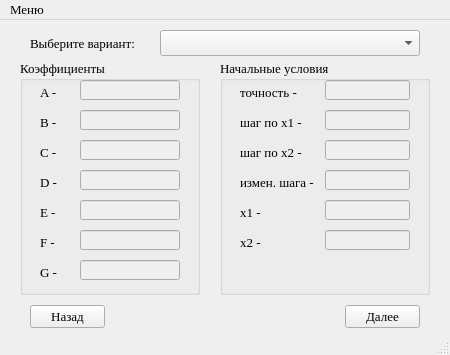
Old version of the form branches/optimizationmethods/ui/getvariants.ui in the repository Eliminationzx/optimizationmethods.
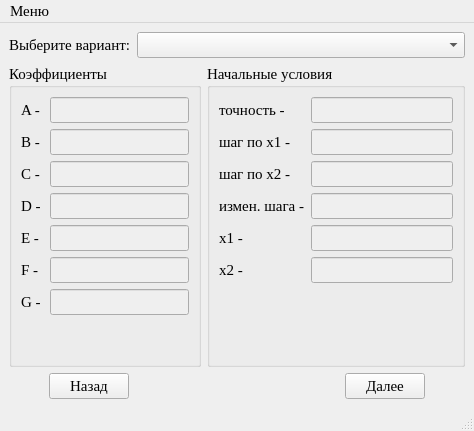
New version of the form. Icons and pictures are not drawn.

Commit message: optimizationmethods: 1) сделал формы динамическими.

Diff of the .ui file:
```diff
--- a/branches/optimizationmethods/ui/getvariants.ui
+++ b/branches/optimizationmethods/ui/getvariants.ui
@@ -2,30 +2,10 @@
 <ui version="4.0">
  <class>getvariants</class>
  <widget class="QMainWindow" name="getvariants">
-  <property name="geometry">
-   <rect>
-    <x>0</x>
-    <y>0</y>
-    <width>450</width>
-    <height>355</height>
-   </rect>
-  </property>
-  <property name="sizePolicy">
-   <sizepolicy hsizetype="Fixed" vsizetype="Fixed">
-    <horstretch>0</horstretch>
-    <verstretch>0</verstretch>
-   </sizepolicy>
-  </property>
-  <property name="maximumSize">
-   <size>
-    <width>450</width>
-    <height>355</height>
-   </size>
-  </property>
   <property name="font">
    <font>
     <family>Times New Roman</family>
-    <pointsize>10</pointsize>
+    <pointsize>11</pointsize>
    </font>
   </property>
   <property name="windowTitle">
@@ -36,466 +16,372 @@
     <normaloff>:/icon/icon.bmp</normaloff>:/icon/icon.bmp</iconset>
   </property>
   <widget class="QWidget" name="centralwidget">
+   <layout class="QGridLayout" name="gridLayout_6">
+    <item row="0" column="0">
+     <layout class="QGridLayout" name="gridLayout_5">
+      <item row="0" column="0" colspan="2">
+       <layout class="QHBoxLayout" name="horizontalLayout" stretch="0,1">
+        <item>
+         <widget class="QLabel" name="label">
+          <property name="text">
+           <string>Выберите вариант:</string>
+          </property>
+         </widget>
+        </item>
+        <item>
+         <widget class="QComboBox" name="comboBox"/>
+        </item>
+       </layout>
+      </item>
+      <item row="1" column="0">
    <widget class="QGroupBox" name="quadKoef">
-    <property name="geometry">
-     <rect>
-      <x>20</x>
-      <y>40</y>
-      <width>180</width>
-      <height>235</height>
-     </rect>
-    </property>
     <property name="title">
      <string>Коэффициенты</string>
     </property>
+        <layout class="QGridLayout" name="gridLayout_4">
+         <item row="0" column="0">
+          <layout class="QVBoxLayout" name="verticalLayout_2">
+           <item>
+            <layout class="QGridLayout" name="gridLayout_3" columnstretch="1,6">
+             <item row="0" column="0">
     <widget class="QLabel" name="label_2">
-     <property name="geometry">
-      <rect>
-       <x>20</x>
-       <y>20</y>
-       <width>20</width>
-       <height>25</height>
-      </rect>
-     </property>
      <property name="text">
       <string>A -</string>
      </property>
     </widget>
+             </item>
+             <item row="0" column="1">
+              <widget class="QLineEdit" name="a">
+               <property name="enabled">
+                <bool>false</bool>
+               </property>
+               <property name="text">
+                <string/>
+               </property>
+              </widget>
+             </item>
+             <item row="1" column="0">
     <widget class="QLabel" name="label_3">
-     <property name="geometry">
-      <rect>
-       <x>20</x>
-       <y>50</y>
-       <width>20</width>
-       <height>25</height>
-      </rect>
-     </property>
      <property name="text">
       <string>B -</string>
      </property>
     </widget>
+             </item>
+             <item row="1" column="1">
+              <widget class="QLineEdit" name="b">
+               <property name="enabled">
+                <bool>false</bool>
+               </property>
+               <property name="text">
+                <string/>
+               </property>
+              </widget>
+             </item>
+             <item row="2" column="0">
     <widget class="QLabel" name="label_4">
-     <property name="geometry">
-      <rect>
-       <x>20</x>
-       <y>80</y>
-       <width>20</width>
-       <height>25</height>
-      </rect>
-     </property>
      <property name="text">
       <string>C -</string>
      </property>
     </widget>
+             </item>
+             <item row="2" column="1">
+              <widget class="QLineEdit" name="c">
+               <property name="enabled">
+                <bool>false</bool>
+               </property>
+               <property name="text">
+                <string/>
+               </property>
+              </widget>
+             </item>
+             <item row="3" column="0">
     <widget class="QLabel" name="label_5">
-     <property name="geometry">
-      <rect>
-       <x>20</x>
-       <y>110</y>
-       <width>20</width>
-       <height>25</height>
-      </rect>
-     </property>
      <property name="text">
       <string>D -</string>
      </property>
     </widget>
+             </item>
+             <item row="3" column="1">
+              <widget class="QLineEdit" name="d">
+               <property name="enabled">
+                <bool>false</bool>
+               </property>
+               <property name="text">
+                <string/>
+               </property>
+              </widget>
+             </item>
+             <item row="4" column="0">
     <widget class="QLabel" name="label_6">
-     <property name="geometry">
-      <rect>
-       <x>20</x>
-       <y>140</y>
-       <width>20</width>
-       <height>25</height>
-      </rect>
-     </property>
      <property name="text">
       <string>E -</string>
      </property>
     </widget>
+             </item>
+             <item row="4" column="1">
+              <widget class="QLineEdit" name="e">
+               <property name="enabled">
+                <bool>false</bool>
+               </property>
+               <property name="text">
+                <string/>
+               </property>
+              </widget>
+             </item>
+             <item row="5" column="0">
     <widget class="QLabel" name="label_7">
-     <property name="geometry">
-      <rect>
-       <x>20</x>
-       <y>170</y>
-       <width>20</width>
-       <height>25</height>
-      </rect>
-     </property>
      <property name="text">
       <string>F -</string>
      </property>
     </widget>
+             </item>
+             <item row="5" column="1">
+              <widget class="QLineEdit" name="f">
+               <property name="enabled">
+                <bool>false</bool>
+               </property>
+               <property name="text">
+                <string/>
+               </property>
+              </widget>
+             </item>
+             <item row="6" column="0">
     <widget class="QLabel" name="label_8">
-     <property name="geometry">
-      <rect>
-       <x>20</x>
-       <y>200</y>
-       <width>20</width>
-       <height>25</height>
-      </rect>
-     </property>
      <property name="text">
       <string>G -</string>
      </property>
     </widget>
-    <widget class="QLineEdit" name="a">
-     <property name="enabled">
-      <bool>false</bool>
-     </property>
-     <property name="geometry">
-      <rect>
-       <x>60</x>
-       <y>20</y>
-       <width>100</width>
-       <height>20</height>
-      </rect>
-     </property>
-     <property name="text">
-      <string/>
-     </property>
-    </widget>
-    <widget class="QLineEdit" name="b">
-     <property name="enabled">
-      <bool>false</bool>
-     </property>
-     <property name="geometry">
-      <rect>
-       <x>60</x>
-       <y>50</y>
-       <width>100</width>
-       <height>20</height>
-      </rect>
-     </property>
-     <property name="text">
-      <string/>
-     </property>
-    </widget>
-    <widget class="QLineEdit" name="c">
-     <property name="enabled">
-      <bool>false</bool>
-     </property>
-     <property name="geometry">
-      <rect>
-       <x>60</x>
-       <y>80</y>
-       <width>100</width>
-       <height>20</height>
-      </rect>
-     </property>
-     <property name="text">
-      <string/>
-     </property>
-    </widget>
-    <widget class="QLineEdit" name="d">
-     <property name="enabled">
-      <bool>false</bool>
-     </property>
-     <property name="geometry">
-      <rect>
-       <x>60</x>
-       <y>110</y>
-       <width>100</width>
-       <height>20</height>
-      </rect>
-     </property>
-     <property name="text">
-      <string/>
-     </property>
-    </widget>
-    <widget class="QLineEdit" name="e">
-     <property name="enabled">
-      <bool>false</bool>
-     </property>
-     <property name="geometry">
-      <rect>
-       <x>60</x>
-       <y>140</y>
-       <width>100</width>
-       <height>20</height>
-      </rect>
-     </property>
-     <property name="text">
-      <string/>
-     </property>
-    </widget>
-    <widget class="QLineEdit" name="f">
-     <property name="enabled">
-      <bool>false</bool>
-     </property>
-     <property name="geometry">
-      <rect>
-       <x>60</x>
-       <y>170</y>
-       <width>100</width>
-       <height>20</height>
-      </rect>
-     </property>
-     <property name="text">
-      <string/>
-     </property>
-    </widget>
+             </item>
+             <item row="6" column="1">
     <widget class="QLineEdit" name="g">
      <property name="enabled">
       <bool>false</bool>
      </property>
-     <property name="geometry">
-      <rect>
-       <x>60</x>
-       <y>200</y>
-       <width>100</width>
-       <height>20</height>
-      </rect>
-     </property>
      <property name="text">
       <string/>
      </property>
     </widget>
-   </widget>
-   <widget class="QComboBox" name="comboBox">
-    <property name="geometry">
-     <rect>
-      <x>160</x>
-      <y>10</y>
-      <width>260</width>
-      <height>26</height>
-     </rect>
-    </property>
-   </widget>
+             </item>
+            </layout>
+           </item>
+           <item>
+            <spacer name="verticalSpacer_2">
+             <property name="orientation">
+              <enum>Qt::Vertical</enum>
+             </property>
+             <property name="sizeHint" stdset="0">
+              <size>
+               <width>20</width>
+               <height>40</height>
+              </size>
+             </property>
+            </spacer>
+           </item>
+          </layout>
+         </item>
+        </layout>
+       </widget>
+      </item>
+      <item row="1" column="1">
    <widget class="QGroupBox" name="quadSimpleCon">
-    <property name="geometry">
-     <rect>
-      <x>220</x>
-      <y>40</y>
-      <width>210</width>
-      <height>235</height>
-     </rect>
-    </property>
     <property name="title">
      <string>Начальные условия</string>
     </property>
+        <layout class="QGridLayout" name="gridLayout_2">
+         <item row="0" column="0">
+          <layout class="QVBoxLayout" name="verticalLayout">
+           <item>
+            <layout class="QGridLayout" name="gridLayout" columnstretch="1,5">
+             <item row="0" column="0">
     <widget class="QLabel" name="label_9">
-     <property name="geometry">
-      <rect>
-       <x>20</x>
-       <y>20</y>
-       <width>80</width>
-       <height>25</height>
-      </rect>
-     </property>
      <property name="text">
       <string>точность -</string>
      </property>
     </widget>
+             </item>
+             <item row="0" column="1">
+              <widget class="QLineEdit" name="accuracy">
+               <property name="enabled">
+                <bool>false</bool>
+               </property>
+               <property name="text">
+                <string/>
+               </property>
+              </widget>
+             </item>
+             <item row="1" column="0">
     <widget class="QLabel" name="label_10">
-     <property name="geometry">
-      <rect>
-       <x>20</x>
-       <y>50</y>
-       <width>80</width>
-       <height>25</height>
-      </rect>
-     </property>
      <property name="text">
       <string>шаг по х1 -</string>
      </property>
     </widget>
+             </item>
+             <item row="1" column="1">
+              <widget class="QLineEdit" name="stepx1">
+               <property name="enabled">
+                <bool>false</bool>
+               </property>
+               <property name="text">
+                <string/>
+               </property>
+              </widget>
+             </item>
+             <item row="2" column="0">
     <widget class="QLabel" name="label_11">
-     <property name="geometry">
-      <rect>
-       <x>20</x>
-       <y>80</y>
-       <width>80</width>
-       <height>25</height>
-      </rect>
-     </property>
      <property name="text">
       <string>шаг по х2 -</string>
      </property>
     </widget>
+             </item>
+             <item row="2" column="1">
+              <widget class="QLineEdit" name="stepx2">
+               <property name="enabled">
+                <bool>false</bool>
+               </property>
+               <property name="text">
+                <string/>
+               </property>
+              </widget>
+             </item>
+             <item row="3" column="0">
     <widget class="QLabel" name="label_12">
-     <property name="geometry">
-      <rect>
-       <x>20</x>
-       <y>110</y>
-       <width>80</width>
-       <height>25</height>
-      </rect>
-     </property>
      <property name="text">
       <string>измен. шага -</string>
      </property>
     </widget>
+             </item>
+             <item row="3" column="1">
+              <widget class="QLineEdit" name="stepChange">
+               <property name="enabled">
+                <bool>false</bool>
+               </property>
+               <property name="text">
+                <string/>
+               </property>
+              </widget>
+             </item>
+             <item row="4" column="0">
     <widget class="QLabel" name="label_13">
-     <property name="geometry">
-      <rect>
-       <x>20</x>
-       <y>140</y>
-       <width>80</width>
-       <height>25</height>
-      </rect>
-     </property>
      <property name="text">
       <string>х1 -</string>
      </property>
     </widget>
+             </item>
+             <item row="4" column="1">
+              <widget class="QLineEdit" name="x1">
+               <property name="enabled">
+                <bool>false</bool>
+               </property>
+               <property name="text">
+                <string/>
+               </property>
+              </widget>
+             </item>
+             <item row="5" column="0">
     <widget class="QLabel" name="label_14">
-     <property name="geometry">
-      <rect>
-       <x>20</x>
-       <y>170</y>
-       <width>80</width>
-       <height>25</height>
-      </rect>
-     </property>
      <property name="text">
       <string>х2 -</string>
      </property>
     </widget>
-    <widget class="QLineEdit" name="accuracy">
-     <property name="enabled">
-      <bool>false</bool>
-     </property>
-     <property name="geometry">
-      <rect>
-       <x>105</x>
-       <y>20</y>
-       <width>85</width>
-       <height>20</height>
-      </rect>
-     </property>
-     <property name="text">
-      <string/>
-     </property>
-    </widget>
-    <widget class="QLineEdit" name="stepx1">
-     <property name="enabled">
-      <bool>false</bool>
-     </property>
-     <property name="geometry">
-      <rect>
-       <x>105</x>
-       <y>50</y>
-       <width>85</width>
-       <height>20</height>
-      </rect>
-     </property>
-     <property name="text">
-      <string/>
-     </property>
-    </widget>
-    <widget class="QLineEdit" name="stepx2">
-     <property name="enabled">
-      <bool>false</bool>
-     </property>
-     <property name="geometry">
-      <rect>
-       <x>105</x>
-       <y>80</y>
-       <width>85</width>
-       <height>20</height>
-      </rect>
-     </property>
-     <property name="text">
-      <string/>
-     </property>
-    </widget>
-    <widget class="QLineEdit" name="stepChange">
-     <property name="enabled">
-      <bool>false</bool>
-     </property>
-     <property name="geometry">
-      <rect>
-       <x>105</x>
-       <y>110</y>
-       <width>85</width>
-       <height>20</height>
-      </rect>
-     </property>
-     <property name="text">
-      <string/>
-     </property>
-    </widget>
-    <widget class="QLineEdit" name="x1">
-     <property name="enabled">
-      <bool>false</bool>
-     </property>
-     <property name="geometry">
-      <rect>
-       <x>105</x>
-       <y>140</y>
-       <width>85</width>
-       <height>20</height>
-      </rect>
-     </property>
-     <property name="text">
-      <string/>
-     </property>
-    </widget>
+             </item>
+             <item row="5" column="1">
     <widget class="QLineEdit" name="x2">
      <property name="enabled">
       <bool>false</bool>
      </property>
-     <property name="geometry">
-      <rect>
-       <x>105</x>
-       <y>170</y>
-       <width>85</width>
-       <height>20</height>
-      </rect>
-     </property>
      <property name="text">
       <string/>
      </property>
     </widget>
-   </widget>
-   <widget class="QLabel" name="label">
-    <property name="geometry">
-     <rect>
-      <x>30</x>
-      <y>10</y>
-      <width>120</width>
-      <height>26</height>
-     </rect>
-    </property>
-    <property name="text">
-     <string>Выберите вариант:</string>
-    </property>
-   </widget>
-   <widget class="QPushButton" name="next_button">
-    <property name="geometry">
-     <rect>
-      <x>345</x>
-      <y>285</y>
-      <width>75</width>
-      <height>23</height>
-     </rect>
-    </property>
-    <property name="text">
-     <string>Далее</string>
-    </property>
-   </widget>
+             </item>
+            </layout>
+           </item>
+           <item>
+            <spacer name="verticalSpacer">
+             <property name="orientation">
+              <enum>Qt::Vertical</enum>
+             </property>
+             <property name="sizeHint" stdset="0">
+              <size>
+               <width>20</width>
+               <height>40</height>
+              </size>
+             </property>
+            </spacer>
+           </item>
+          </layout>
+         </item>
+        </layout>
+       </widget>
+      </item>
+      <item row="2" column="0" colspan="2">
+       <layout class="QHBoxLayout" name="horizontalLayout_2" stretch="0,0,1,0,0">
+        <item>
+         <spacer name="horizontalSpacer_2">
+          <property name="orientation">
+           <enum>Qt::Horizontal</enum>
+          </property>
+          <property name="sizeHint" stdset="0">
+           <size>
+            <width>40</width>
+            <height>20</height>
+           </size>
+          </property>
+         </spacer>
+        </item>
+        <item>
    <widget class="QPushButton" name="exit_button">
-    <property name="geometry">
-     <rect>
-      <x>30</x>
-      <y>285</y>
-      <width>75</width>
-      <height>23</height>
-     </rect>
-    </property>
     <property name="text">
      <string>Назад</string>
     </property>
    </widget>
+        </item>
+        <item>
+         <spacer name="horizontalSpacer">
+          <property name="orientation">
+           <enum>Qt::Horizontal</enum>
+          </property>
+          <property name="sizeHint" stdset="0">
+           <size>
+            <width>40</width>
+            <height>20</height>
+           </size>
+          </property>
+         </spacer>
+        </item>
+        <item>
+         <widget class="QPushButton" name="next_button">
+          <property name="text">
+           <string>Далее</string>
+          </property>
+         </widget>
+        </item>
+        <item>
+         <spacer name="horizontalSpacer_3">
+          <property name="orientation">
+           <enum>Qt::Horizontal</enum>
+          </property>
+          <property name="sizeHint" stdset="0">
+           <size>
+            <width>40</width>
+            <height>20</height>
+           </size>
+          </property>
+         </spacer>
+        </item>
+       </layout>
+      </item>
+     </layout>
+    </item>
+   </layout>
   </widget>
   <widget class="QMenuBar" name="menubar">
    <property name="geometry">
     <rect>
      <x>0</x>
      <y>0</y>
-     <width>450</width>
-     <height>22</height>
+     <width>468</width>
+     <height>24</height>
     </rect>
    </property>
    <widget class="QMenu" name="menu">
```
Lines whose indentation alone changed are shown as unchanged. The commit also changes 1 other file.
